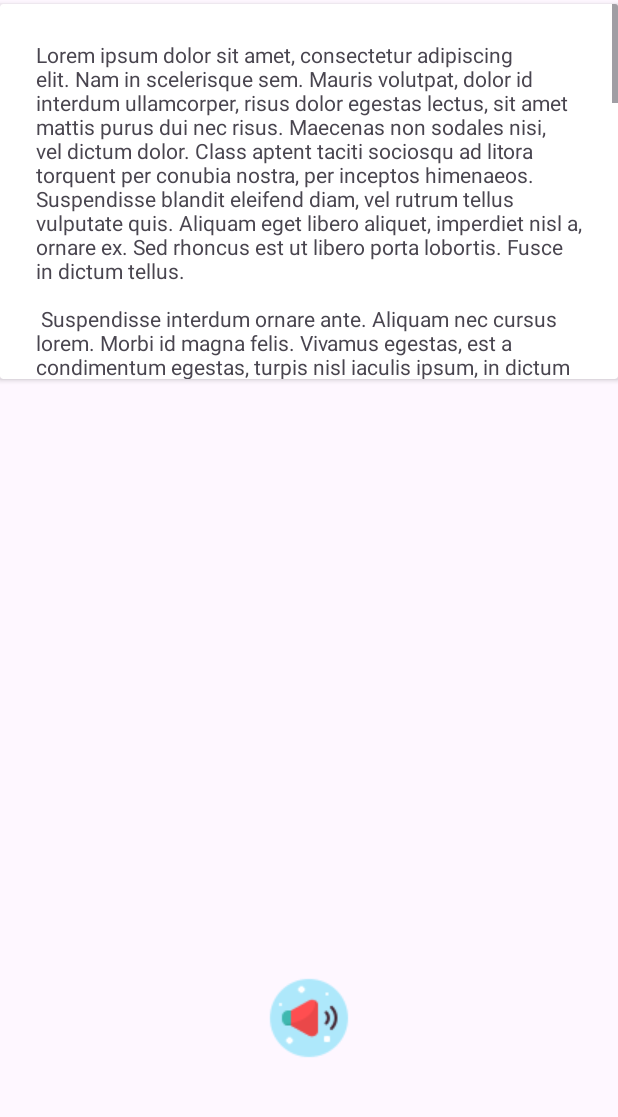
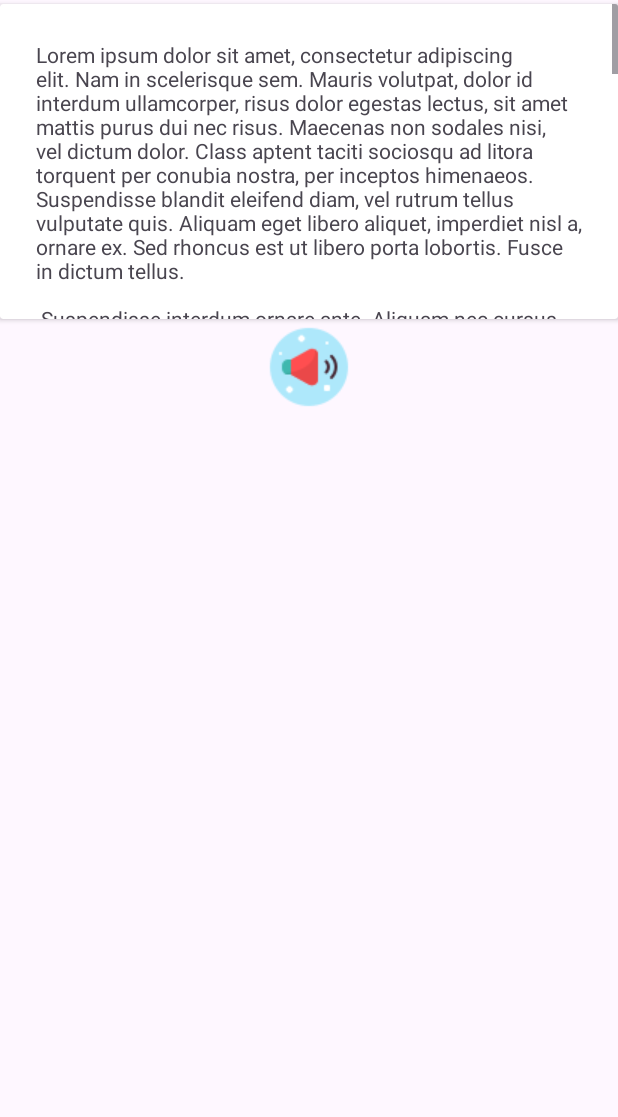
Before and after one commit to labmember003/sugam, an Android app: the layout activity_summarize2.xml on its own in the app's theme, with its tools: preview values and no code run, on a phone screen of 412 x 824 dp, the part 105-1222 px from its top. Run offline under Robolectric (Android 15) with nearby library versions, the phone set to English and light mode, and no system bars.

Commit message:
working ocrr

```diff
--- a/app/src/main/res/layout/activity_summarize2.xml
+++ b/app/src/main/res/layout/activity_summarize2.xml
@@ -21,12 +21,13 @@
     <androidx.cardview.widget.CardView
         android:id="@+id/summarizedTextCardView"
         android:layout_width="match_parent"
-        android:layout_height="250dp"
+        android:layout_height="210dp"
         android:padding="45dp"
         android:layout_marginTop="20dp"
         app:layout_constraintStart_toStartOf="parent"
         app:layout_constraintEnd_toEndOf="parent"
         app:layout_constraintTop_toBottomOf="@+id/title"
+        android:orientation="vertical"
         >
         <ScrollView
             android:layout_width="match_parent"
@@ -44,24 +45,24 @@
                 />
         </ScrollView>
     </androidx.cardview.widget.CardView>
+    <ImageView
+        android:id="@+id/speakerButton"
+        android:layout_width="match_parent"
+        android:layout_height="wrap_content"
+        app:layout_constraintStart_toStartOf="parent"
+        app:layout_constraintEnd_toEndOf="parent"
+        app:layout_constraintTop_toBottomOf="@+id/summarizedTextCardView"
+        android:src="@drawable/speaker"
+        />
     <ScrollView
         android:id="@+id/svView"
         android:layout_width="match_parent"
         android:layout_height="350dp"
         app:layout_constraintStart_toStartOf="parent"
         app:layout_constraintEnd_toEndOf="parent"
-        app:layout_constraintTop_toBottomOf="@+id/summarizedTextCardView"
+        app:layout_constraintTop_toBottomOf="@+id/speakerButton"
         >
 
     </ScrollView>
-    <ImageView
-        android:id="@+id/speakerButton"
-        android:layout_width="match_parent"
-        android:layout_height="wrap_content"
-        app:layout_constraintStart_toStartOf="parent"
-        app:layout_constraintEnd_toEndOf="parent"
-        app:layout_constraintBottom_toBottomOf="parent"
-        app:layout_constraintTop_toBottomOf="@+id/svView"
-        android:src="@drawable/speaker"
-        />
+
 </androidx.constraintlayout.widget.ConstraintLayout>
```
Also changed, not shown: app/src/main/java/com/falcon/sugam/Summarize2Activity.kt (+8 -7 lines), app/src/main/java/com/falcon/sugam/SummarizeActivity.kt (+4 -3 lines).
